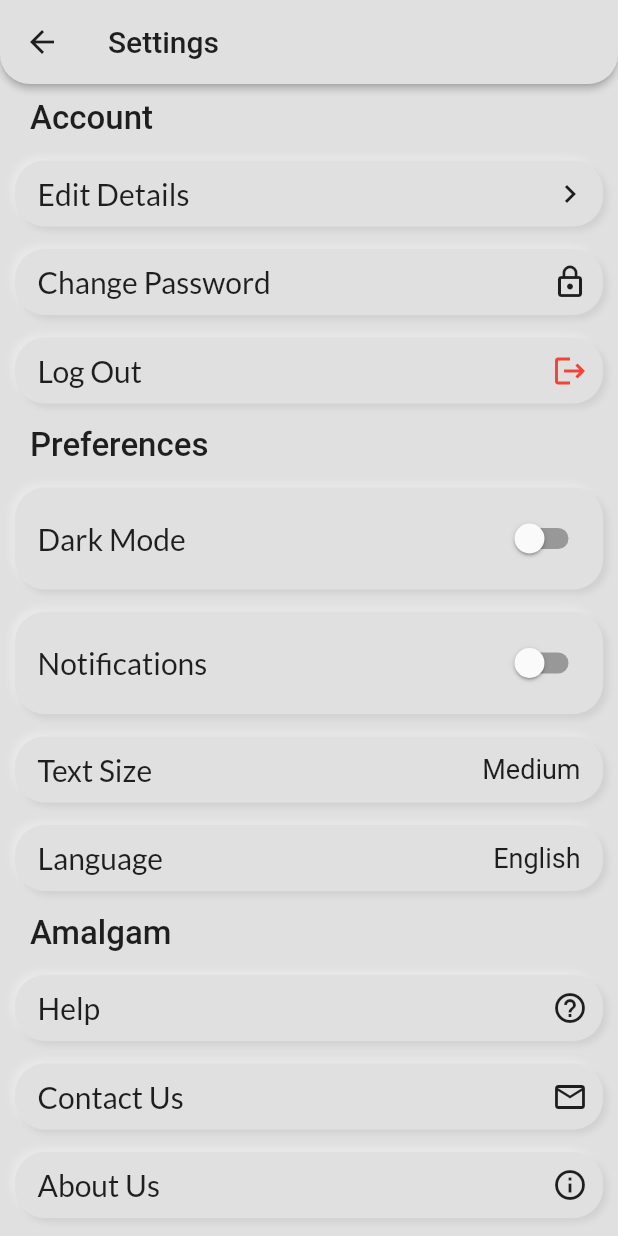
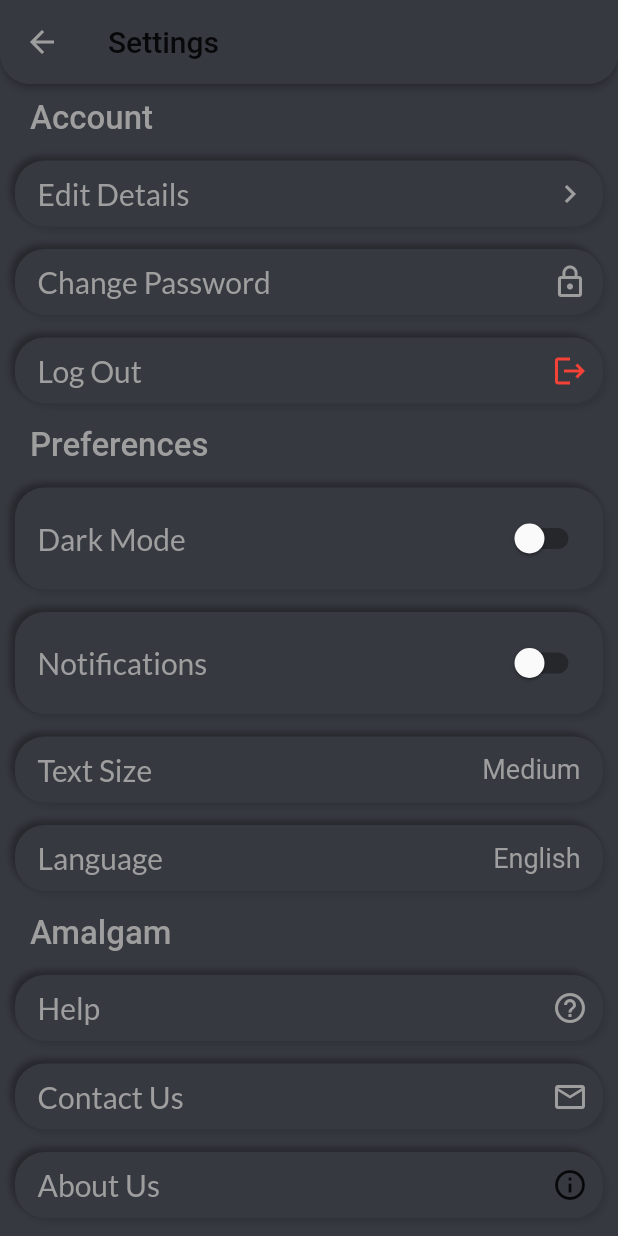
Before and after one commit to nandanhere/Project-Amalgam, a Flutter app: the HomePage screen opened by its route, after a tap on the "settings" icon, on a phone screen of 412 x 824 dp. Run offline on Flutter 3.47's test engine with Material 2 defaults, Android fonts, the phone set to English and light mode, and no system bars; our stand-ins replace cached_network_image, charts_flutter, cloud_firestore, dropdown_search, firebase_auth, firebase_core and 4 more; missing offline and left inert: holding_gesture; accounts and stored records are empty; network calls fail.

Commit message:
Dark mode has been added

```diff
--- a/lib/Common_widgets/BoldText.dart
+++ b/lib/Common_widgets/BoldText.dart
@@ -1,6 +1,7 @@
 import 'package:flutter/material.dart';
 
-// N will add this in Common widgets
+import '../globals.dart';
+
 class BoldText extends StatelessWidget {
   const BoldText({Key key, this.str}) : super(key: key);
   final String str;
@@ -9,7 +10,7 @@ class BoldText extends StatelessWidget {
     return Text(
       str,
       style: TextStyle(
-          color: Colors.black87, fontSize: 22, fontWeight: FontWeight.bold),
+          color: textColor(), fontSize: 22, fontWeight: FontWeight.bold),
     );
   }
 }
--- a/lib/Common_widgets/CustomDivider.dart
+++ b/lib/Common_widgets/CustomDivider.dart
@@ -1,4 +1,6 @@
 import 'package:flutter/material.dart';
+
+import '../globals.dart';
 
 class CustomDivider extends StatelessWidget {
   const CustomDivider({
@@ -10,7 +12,7 @@ class CustomDivider extends StatelessWidget {
     double width = MediaQuery.of(context).size.width;
     return Container(
       margin: EdgeInsets.all(5),
-      color: Colors.black54,
+      color: textColor(),
       height: 0.5,
       width: width / 2,
     );
--- a/lib/Common_widgets/chart_funcs.dart
+++ b/lib/Common_widgets/chart_funcs.dart
@@ -6,6 +6,7 @@ import 'package:charts_flutter/src/text_element.dart' as chartsTextElement;
 // ignore: implementation_imports
 import 'package:charts_flutter/src/text_style.dart' as chartsTextStyle;
 
+import '../globals.dart';
 import 'EmployeePerformance.dart';
 
 // A dart file that consists of necessary components used in the making of the performance chart
@@ -17,6 +18,7 @@ List<charts.Series<EmployeePerformace, int>> createSampleData(
         colorFn: (_, __) => charts.MaterialPalette.blue.shadeDefault,
         domainFn: (EmployeePerformace emp, _) => emp.month,
         measureFn: (EmployeePerformace emp, _) => emp.points,
+        fillColorFn: (_, __) => charts.MaterialPalette.teal.shadeDefault,
         data: arr,
         labelAccessorFn: (EmployeePerformace emp, _) =>
             emp.month.toString() + ", " + emp.points.toString())
@@ -61,7 +63,7 @@ class CustomCircleSymbolRenderer extends charts.CircleSymbolRenderer {
     // Add text inside the bubble
 
     final textStyle = chartsTextStyle.TextStyle();
-    textStyle.color = charts.Color.black;
+    textStyle.color = isDark ? charts.Color.white : charts.Color.black;
     textStyle.fontSize = 16;
 
     final chartsTextElement.TextElement textElement =
--- a/lib/globals.dart
+++ b/lib/globals.dart
@@ -1,5 +1,22 @@
 import 'package:cloud_firestore/cloud_firestore.dart';
 import 'package:flutter/material.dart';
+
+bool isDark = true;
+Color darkMode() {
+  if (isDark) {
+    return Color(0xFF363940);
+  } else {
+    return Color(0xFFE0E0E0);
+  }
+}
+
+Color textColor() {
+  if (isDark) {
+    return Colors.grey;
+  } else {
+    return Colors.black87;
+  }
+}
 
 double width = 0.0;
 List<Color> colorList = [
--- a/lib/screens/Chat_Page/Chat_Page_Widgets/new_message.dart
+++ b/lib/screens/Chat_Page/Chat_Page_Widgets/new_message.dart
@@ -50,7 +50,7 @@ class _NewMessageState extends State<NewMessage> {
         Container(
           height: 50,
           decoration: BoxDecoration(
-              color: Color(0xFFEBEDEF),
+              color: isDark ? Color(0xFF6F737A) : Color(0xFFEBEDEF),
               // border: Border.all(width: 3),
               borderRadius: BorderRadius.circular(20)),
           margin: EdgeInsets.only(left: 10, right: 10),
@@ -71,6 +71,7 @@ class _NewMessageState extends State<NewMessage> {
                         FocusScope.of(context).requestFocus(_message);
                       }
                     },
+                    style: TextStyle(color: textColor()),
                     controller: _controller,
                     decoration: InputDecoration(
                         hintText: "Send message", border: InputBorder.none),
--- a/lib/screens/Create_Project/Select_Members_Screen_Widgets/UserList.dart
+++ b/lib/screens/Create_Project/Select_Members_Screen_Widgets/UserList.dart
@@ -2,6 +2,7 @@ import 'package:cloud_firestore/cloud_firestore.dart';
 import 'package:flutter/material.dart';
 import 'package:project_amalgam/Common_widgets/CustomCircularProgressIndicator.dart';
 
+import '../../../globals.dart';
 import 'UserTile.dart';
 
 class UserList extends StatelessWidget {
@@ -62,7 +63,7 @@ class _UserSearchListState extends State<UserSearchList> {
                     _searchQueryController.clear();
                   },
                 )),
-            style: TextStyle(color: Colors.black54, fontSize: 16.0),
+            style: TextStyle(color: textColor(), fontSize: 16.0),
             onChanged: (query) {
               final s = query.trim().toLowerCase();
               if (s.isNotEmpty) {
--- a/lib/screens/Home_Page/Home_Page.dart
+++ b/lib/screens/Home_Page/Home_Page.dart
@@ -43,26 +43,27 @@ class _HomePageState extends State<HomePage> {
       new EmployeePerformace(12, 155),
     ];
     final List<charts.Series> series = createSampleData(arr);
+    print(darkMode());
     return Scaffold(
-      backgroundColor: Color(0xFFE0E0E0),
+      backgroundColor: darkMode(),
       resizeToAvoidBottomInset: false,
       appBar: AppBar(
         title: FittedBox(
           child: Text(
             "Amalgam | Your company name here",
-            style: TextStyle(color: Colors.black87),
+            style: TextStyle(color: textColor()),
           ),
         ),
         actions: [
           IconButton(
-              icon: Icon(Icons.settings, color: Colors.black87),
+              icon: Icon(Icons.settings, color: textColor()),
               onPressed: () {
                 Navigator.pushNamed(context, SettingsPage.routeName);
               }),
           SizedBox(width: 10),
         ],
         centerTitle: false,
-        backgroundColor: Color(0xFFE0E0E0),
+        backgroundColor: darkMode(),
         elevation: 2,
         shape: RoundedRectangleBorder(
             borderRadius: BorderRadius.only(
@@ -95,7 +96,7 @@ class _HomePageState extends State<HomePage> {
                   margin: const EdgeInsets.only(left: 5.0),
                   child: Text(
                     "Projects",
-                    style: TextStyle(fontSize: 24),
+                    style: TextStyle(fontSize: 24, color: textColor()),
                     textAlign: TextAlign.start,
                   ),
                 ),
@@ -103,18 +104,24 @@ class _HomePageState extends State<HomePage> {
                   padding: const EdgeInsets.only(right: 20.0),
                   child: Row(
                     children: [
-                      Icon(Icons.shuffle),
+                      Icon(
+                        Icons.shuffle,
+                        color: textColor(),
+                      ),
                       SizedBox(
                         width: 20,
                       ),
-                      Icon(Icons.point_of_sale),
+                      Icon(
+                        Icons.point_of_sale,
+                        color: textColor(),
+                      ),
                       SizedBox(
                         width: 20,
                       ),
                       IconButton(
                         iconSize: 32,
                         splashRadius: 25,
-                        icon: Icon(Icons.group_add, color: Colors.black87),
+                        icon: Icon(Icons.group_add, color: textColor()),
                         onPressed: () {
                           Navigator.pushNamed(
                               context, SelectMembersScreen.routeName);
--- a/lib/screens/Home_Page/Home_Page_Widgets/OpenProject.dart
+++ b/lib/screens/Home_Page/Home_Page_Widgets/OpenProject.dart
@@ -2,6 +2,8 @@ import 'package:flutter/material.dart';
 import 'package:google_fonts/google_fonts.dart';
 import 'package:project_amalgam/Common_widgets/SizeSpecifier.dart';
 import 'package:project_amalgam/screens/Join_Public_Screen/PublicProjectsScreen.dart';
+
+import '../../../globals.dart';
 
 class OpenProjects extends StatelessWidget {
   const OpenProjects({
@@ -19,10 +21,12 @@ class OpenProjects extends StatelessWidget {
       height: height / 3.5 < 250 ? height / 3.5 : 250,
       width: width / 3.5 < 200 ? width / 3.5 + 20 : 200,
       decoration: BoxDecoration(
-          color: Color(0xFFCBDCF2),
+          color: isDark ? Color(0xffa2acba) : Color(0xFFCBDCF2),
           boxShadow: [
             BoxShadow(
-              color: Color(0xFFDCE8F7).withOpacity(0.5),
+              color: isDark
+                  ? Color(0xFFDCE8F7).withOpacity(0.1)
+                  : Color(0xFFDCE8F7).withOpacity(0.5),
               offset: Offset(-3.0, -3.0),
               blurRadius: 3.0,
             ),
--- a/lib/screens/Home_Page/Home_Page_Widgets/PerformanceChart.dart
+++ b/lib/screens/Home_Page/Home_Page_Widgets/PerformanceChart.dart
@@ -1,6 +1,7 @@
 import 'package:flutter/material.dart';
 import 'package:charts_flutter/flutter.dart' as charts;
 import 'package:project_amalgam/Common_widgets/chart_funcs.dart';
+import 'package:project_amalgam/globals.dart';
 
 class PerformanceChart extends StatelessWidget {
   const PerformanceChart({
@@ -19,9 +20,22 @@ class PerformanceChart extends StatelessWidget {
       height: height / 3.5 < 250 ? height / 3.5 : 250,
       width: width / 1.5,
       decoration: BoxDecoration(
-          color: Color(0xFFE0E0E0),
+          color: darkMode(),
           // border: Border(),
-          boxShadow: [
+          boxShadow: isDark
+              ? [
+                  BoxShadow(
+                    color: Color(0xFFebebeb).withOpacity(0.1),
+                    offset: Offset(3.0, 3.0),
+                    blurRadius: 3.0,
+                  ),
+                  BoxShadow(
+                    color: Color(0xFF4A4A4A).withOpacity(0.3),
+                    offset: Offset(-3.0, -3.0),
+                    blurRadius: 3.0,
+                  ),
+                ]
+              : [
                   BoxShadow(
                     color: Color(0xFFebebeb).withOpacity(0.5),
                     offset: Offset(-3.0, -3.0),
@@ -44,7 +58,7 @@ class PerformanceChart extends StatelessWidget {
             margin: EdgeInsets.only(left: 15, top: 15),
             child: Text(
               "Performance",
-              style: TextStyle(fontSize: 20),
+              style: TextStyle(fontSize: 20, color: textColor()),
             ),
             alignment: Alignment.centerLeft,
           ),
@@ -61,6 +75,7 @@ class PerformanceChart extends StatelessWidget {
                     charts.SelectionModelConfig(
                         changedListener: (charts.SelectionModel model) {
                       String str1, str2;
+
                       if (model.hasDatumSelection)
                         str1 = model.selectedSeries[0]
                             .domainFn(model.selectedDatum[0].index)
--- a/lib/screens/Home_Page/Home_Page_Widgets/ProfileCard.dart
+++ b/lib/screens/Home_Page/Home_Page_Widgets/ProfileCard.dart
@@ -54,8 +54,21 @@ class ProfileCard extends StatelessWidget {
       height: height / 3.5 < 250 ? height / 3.5 : 250,
       width: width / 1.5,
       decoration: BoxDecoration(
-          color: Color(0xFFC6C0EC),
-          boxShadow: [
+          color: isDark ? Color(0xFF78758a) : Color(0xFFC6C0EC),
+          boxShadow: isDark
+              ? [
+                  BoxShadow(
+                    color: Color(0xFFE2DEFF).withOpacity(0.1),
+                    offset: Offset(3.0, 3.0),
+                    blurRadius: 3.0,
+                  ),
+                  BoxShadow(
+                    color: Color(0xFF858396).withOpacity(0.3),
+                    offset: Offset(-3.0, -3.0),
+                    blurRadius: 3.0,
+                  ),
+                ]
+              : [
                   BoxShadow(
                     color: Color(0xFFE2DEFF).withOpacity(0.5),
                     offset: Offset(-3.0, -3.0),
@@ -136,6 +149,7 @@ class ProfileCard extends StatelessWidget {
                                     : splitName.first,
                                 style: GoogleFonts.ubuntu(
                                     fontWeight: FontWeight.w400,
+                                    color: textColor(),
                                     fontSize: returner(type, 16, 18, 20))),
                           ),
                         ],
@@ -151,6 +165,7 @@ class ProfileCard extends StatelessWidget {
                             child: Text(email,
                                 style: GoogleFonts.ubuntu(
                                     fontWeight: FontWeight.w400,
+                                    color: textColor(),
                                     fontSize: returner(type, 14, 16, 18))),
                           ),
                         ],
@@ -171,6 +186,7 @@ class ProfileCard extends StatelessWidget {
                         child: Text("Amalgam | Bangalore",
                             style: GoogleFonts.ubuntu(
                                 fontWeight: FontWeight.w400,
+                                color: textColor(),
                                 fontSize: returner(type, 16, 18, 20))),
                       ),
                     ],
@@ -195,6 +211,7 @@ class ProfileCard extends StatelessWidget {
                   child: Text(" ${dataMap['pointsEarnedInTotal']} ⭐️ ",
                       style: GoogleFonts.ubuntu(
                           fontWeight: FontWeight.w400,
+                          color: textColor(),
                           fontSize: returner(type, 16, 18, 20))),
                 ),
                 alignment: Alignment.bottomLeft,
@@ -223,7 +240,7 @@ class UserRole extends StatelessWidget {
       ),
       child: Text(text,
           style: GoogleFonts.ubuntu(
-              color: Colors.black,
+              color: textColor(),
               fontWeight: FontWeight.w400,
               fontSize: returner(type, 16, 18, 20))),
     );
--- a/lib/screens/Settings_Page/Settings_Page_widgets/settings_button.dart
+++ b/lib/screens/Settings_Page/Settings_Page_widgets/settings_button.dart
@@ -1,5 +1,6 @@
 import 'package:flutter/material.dart';
 import 'package:google_fonts/google_fonts.dart';
+import 'package:project_amalgam/globals.dart';
 
 class SettingsButton extends StatelessWidget {
   const SettingsButton({Key key, this.title, this.onTap, this.leading})
@@ -15,8 +16,21 @@ class SettingsButton extends StatelessWidget {
       alignment: Alignment.centerLeft,
       width: width,
       decoration: BoxDecoration(
-          color: Colors.grey[300],
-          boxShadow: [
+          color: darkMode(),
+          boxShadow: isDark
+              ? [
+                  BoxShadow(
+                    color: Colors.black38.withOpacity(0.3),
+                    offset: Offset(-3.0, -3.0),
+                    blurRadius: 3.0,
+                  ),
+                  BoxShadow(
+                    color: Colors.black12.withOpacity(0.1),
+                    offset: Offset(3.0, 3.0),
+                    blurRadius: 3.0,
+                  ),
+                ]
+              : [
                   BoxShadow(
                     color: Color(0xFFf0f0f0).withOpacity(0.5),
                     offset: Offset(-3.0, -3.0),
@@ -43,7 +57,7 @@ class SettingsButton extends StatelessWidget {
                 Text(
                   title,
                   textAlign: TextAlign.left,
-                  style: GoogleFonts.lato(fontSize: 20, color: Colors.black87),
+                  style: GoogleFonts.lato(fontSize: 20, color: textColor()),
                 ),
                 leading,
               ],
--- a/lib/screens/Settings_Page/Settings_Page_widgets/settings_title.dart
+++ b/lib/screens/Settings_Page/Settings_Page_widgets/settings_title.dart
@@ -1,4 +1,5 @@
 import 'package:flutter/material.dart';
+import 'package:project_amalgam/globals.dart';
 
 class SettingsTitle extends StatelessWidget {
   const SettingsTitle({Key key, this.title}) : super(key: key);
@@ -14,7 +15,7 @@ class SettingsTitle extends StatelessWidget {
         title,
         textAlign: TextAlign.left,
         style: TextStyle(
-            fontSize: 22, color: Colors.black87, fontWeight: FontWeight.w500),
+            fontSize: 22, color: textColor(), fontWeight: FontWeight.w500),
       ),
     );
   }
--- a/lib/screens/Settings_Page/settings_page.dart
+++ b/lib/screens/Settings_Page/settings_page.dart
@@ -1,5 +1,6 @@
 import 'package:firebase_auth/firebase_auth.dart';
 import 'package:flutter/material.dart';
+import 'package:project_amalgam/globals.dart';
 
 import 'Settings_Page_widgets/settings_button.dart';
 import 'Settings_Page_widgets/settings_title.dart';
@@ -10,15 +11,15 @@ class SettingsPage extends StatelessWidget {
   Widget build(BuildContext context) {
     var width = MediaQuery.of(context).size.width;
     return Scaffold(
-      backgroundColor: Color(0xFFE0E0E0),
+      backgroundColor: darkMode(),
       appBar: AppBar(
         title: Text(
           "Settings",
           style: TextStyle(color: Colors.black87),
         ),
-        iconTheme: IconThemeData(color: Colors.black87),
+        iconTheme: IconThemeData(color: textColor()),
         // centerTitle: true,
-        backgroundColor: Color(0xFFE0E0E0),
+        backgroundColor: darkMode(),
         elevation: 2,
         shape: RoundedRectangleBorder(
             borderRadius: BorderRadius.only(
@@ -32,12 +33,12 @@ class SettingsPage extends StatelessWidget {
             SettingsButton(
               title: "Edit Details",
               onTap: () {},
-              leading: Icon(Icons.keyboard_arrow_right, color: Colors.black87),
+              leading: Icon(Icons.keyboard_arrow_right, color: textColor()),
             ),
             SettingsButton(
               title: "Change Password",
               onTap: () {},
-              leading: Icon(Icons.lock_outline, color: Colors.black87),
+              leading: Icon(Icons.lock_outline, color: textColor()),
             ),
             SettingsButton(
               title: "Log Out",
@@ -68,7 +69,7 @@ class SettingsPage extends StatelessWidget {
                 padding: const EdgeInsets.only(right: 5.0),
                 child: Text(
                   "Medium",
-                  style: TextStyle(fontSize: 18),
+                  style: TextStyle(fontSize: 18, color: textColor()),
                 ),
               ),
             ),
@@ -79,7 +80,7 @@ class SettingsPage extends StatelessWidget {
                 padding: const EdgeInsets.only(right: 5.0),
                 child: Text(
                   "English",
-                  style: TextStyle(fontSize: 18),
+                  style: TextStyle(fontSize: 18, color: textColor()),
                 ),
               ),
             ),
@@ -91,7 +92,7 @@ class SettingsPage extends StatelessWidget {
               onTap: () {},
               leading: Icon(
                 Icons.help_outline,
-                color: Colors.black87,
+                color: textColor(),
               ),
             ),
             SettingsButton(
@@ -99,7 +100,7 @@ class SettingsPage extends StatelessWidget {
               onTap: () {},
               leading: Icon(
                 Icons.mail_outline,
-                color: Colors.black87,
+                color: textColor(),
               ),
             ),
             SettingsButton(
```
Also changed, not shown: lib/Common_widgets/CustomCard.dart (+16 -2 lines), lib/main.dart (+6 -6 lines), lib/screens/Chat_Page/Chat_Page_Widgets/chat_bubble.dart (+6 -2 lines), lib/screens/Chat_Page/chat_Screen.dart (+23 -9 lines), lib/screens/Create_Project/finaliseProject.dart (+9 -7 lines), lib/screens/Create_Project/selectMembersScreen.dart (+7 -6 lines), lib/screens/Join_Public_Screen/PublicProjectsScreen.dart (+5 -4 lines). Lines whose indentation alone changed are shown as unchanged.
